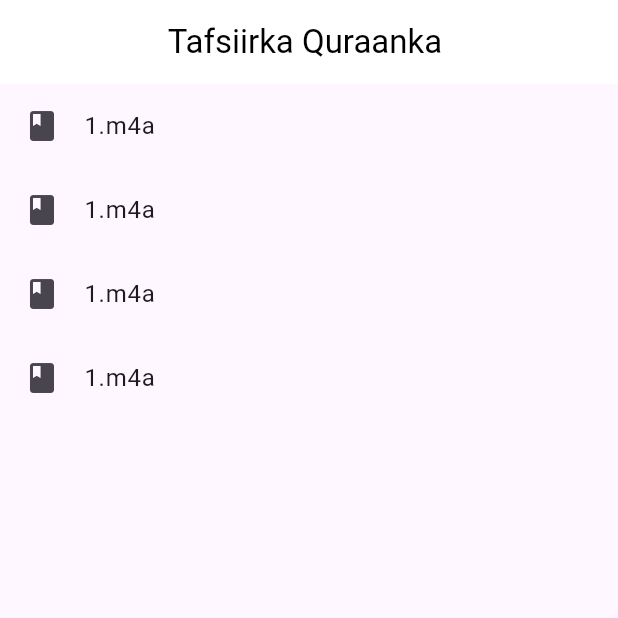
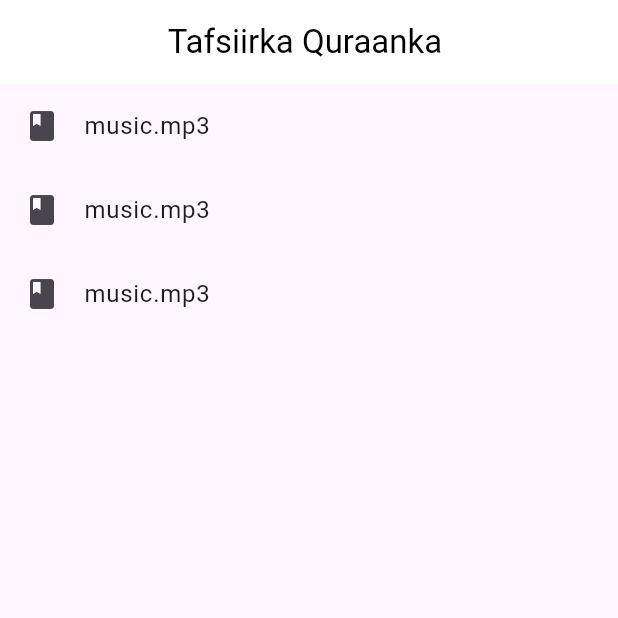
Before and after one commit to kabuur/Audio-Play-Flutter, a Flutter app: the screen it shows after launch, on a phone screen of 412 x 824 dp, the top half of it. Run offline on Flutter 3.47's test engine with Material 3 defaults, Android fonts, the phone set to English and light mode, and no system bars; our stand-ins replace audioplayers.

Commit message:
Audio Play Flutter

```diff
--- a/lib/list_audio.dart
+++ b/lib/list_audio.dart
@@ -5,10 +5,10 @@ class ListAudio {
 
 
    static var Audios = [
-      {"id": 1, "name": "1.m4a"},
-       {"id": 1, "name": "1.m4a"},
-        {"id": 1, "name": "1.m4a"},
-         {"id": 1, "name": "1.m4a"},
+      {"id": 1, "name": "music.mp3"},
+      {"id": 1, "name": "music.mp3"},
+      {"id": 1, "name": "music.mp3"},
+
 
     ];
 
```
Also changed, not shown: 4 other files.
